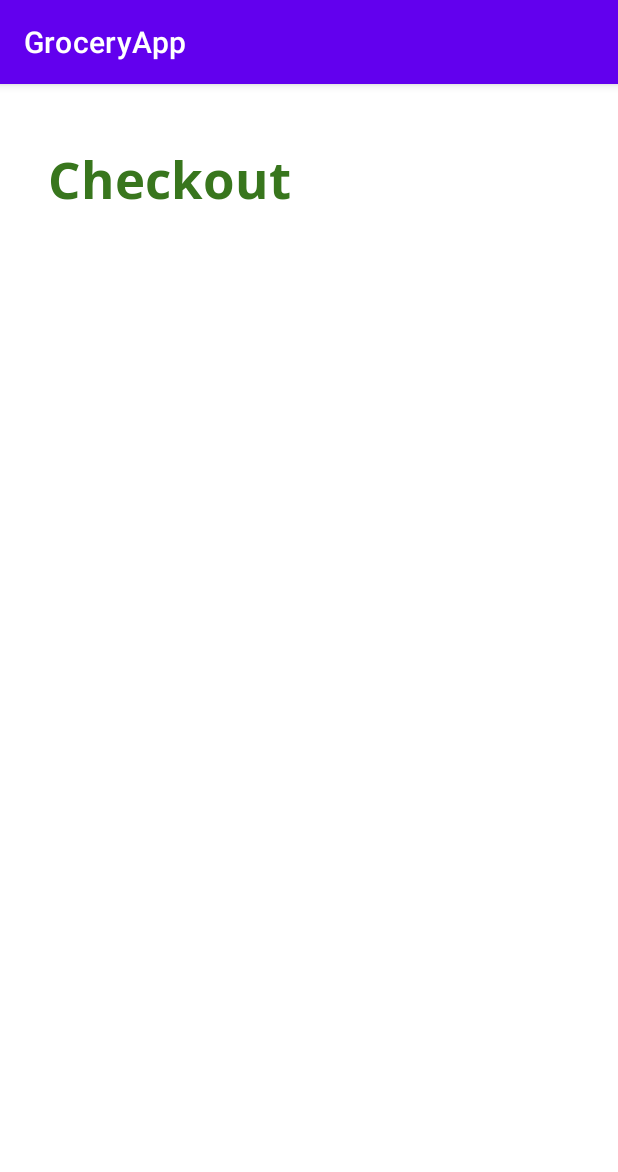
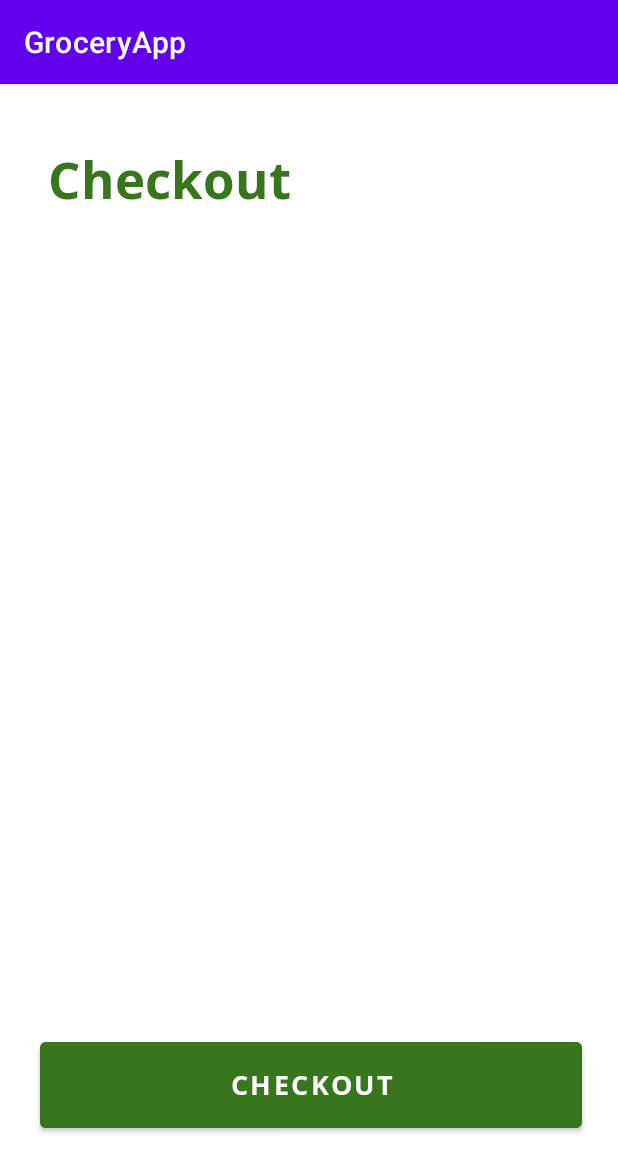
Before and after one commit to mmmelkadri/GroceryApp, an Android app: the CheckoutActivity screen opened directly, with no data from a screen before it, on a phone screen of 412 x 824 dp. Shown: the top 1172 px of the screen. Run offline under Robolectric (Android 15) with nearby library versions, the phone set to English and light mode, and no system bars.

Commit message:
Added checkout button

```diff
--- a/app/src/main/res/layout/activity_checkout.xml
+++ b/app/src/main/res/layout/activity_checkout.xml
@@ -23,13 +23,12 @@
 
     <ScrollView
         android:id="@+id/orderList"
-        android:layout_width="0dp"
-        android:layout_height="0dp"
+        android:layout_width="360dp"
+        android:layout_height="507dp"
         android:layout_marginStart="24dp"
         android:layout_marginEnd="24dp"
-        android:layout_marginBottom="24dp"
-        app:layout_constraintBottom_toBottomOf="parent"
         app:layout_constraintEnd_toEndOf="parent"
+        app:layout_constraintHorizontal_bias="0.333"
         app:layout_constraintStart_toStartOf="parent"
         app:layout_constraintTop_toBottomOf="@+id/checkout"
         tools:ignore="SpeakableTextPresentCheck">
@@ -39,4 +38,22 @@
             android:layout_height="wrap_content"
             android:orientation="vertical" />
     </ScrollView>
+
+    <com.google.android.material.button.MaterialButton
+        android:id="@+id/checkoutButton"
+        android:layout_width="361dp"
+        android:layout_height="69dp"
+        android:layout_marginStart="26dp"
+        android:layout_marginTop="20dp"
+        android:layout_marginEnd="24dp"
+        android:layout_marginBottom="48dp"
+        android:backgroundTint="#38761D"
+        android:fontFamily="@font/open_sans_bold"
+        android:text="@string/checkoutButton"
+        android:textColor="#FFFFFF"
+        android:textSize="18sp"
+        app:layout_constraintBottom_toBottomOf="parent"
+        app:layout_constraintEnd_toEndOf="parent"
+        app:layout_constraintStart_toStartOf="parent"
+        app:layout_constraintTop_toBottomOf="@+id/orderList" />
 </androidx.constraintlayout.widget.ConstraintLayout>
--- a/app/src/main/res/values/strings.xml
+++ b/app/src/main/res/values/strings.xml
@@ -3,6 +3,7 @@
 
     <string name="orders">Orders</string>
     <string name="checkout">Checkout</string>
+    <string name="checkoutButton">CHECKOUT</string>
     <string name="add_to_cart">Add to Cart</string>
     <string name="Username">Username</string>
     <string name="Password">Password</string>
```
